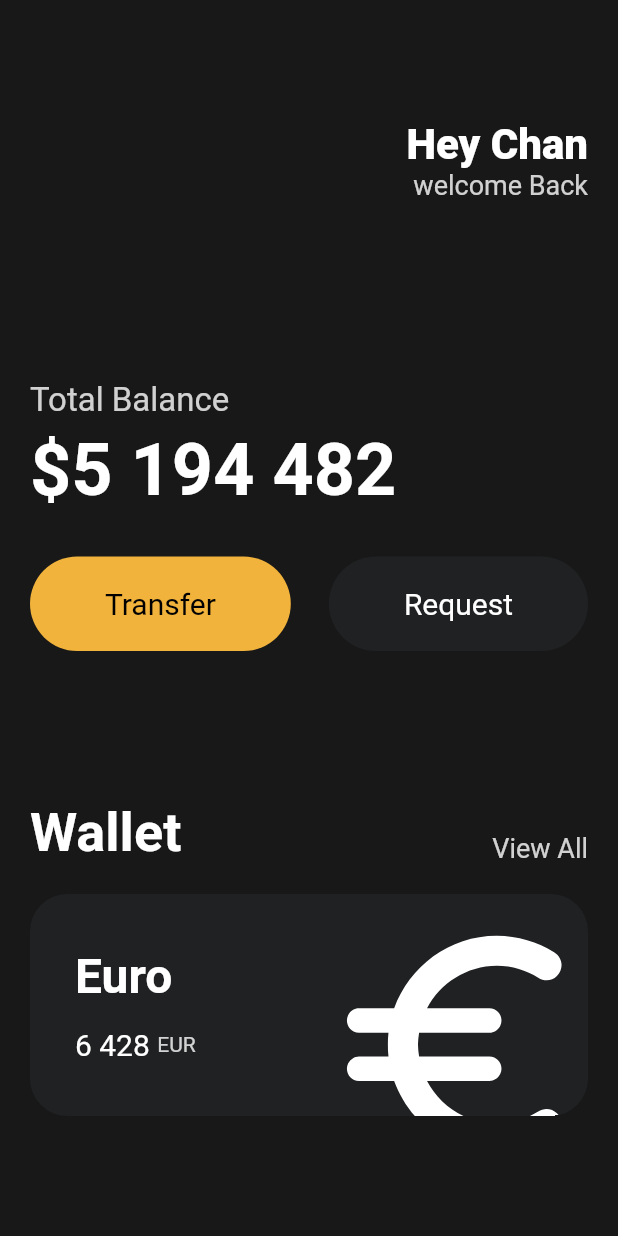
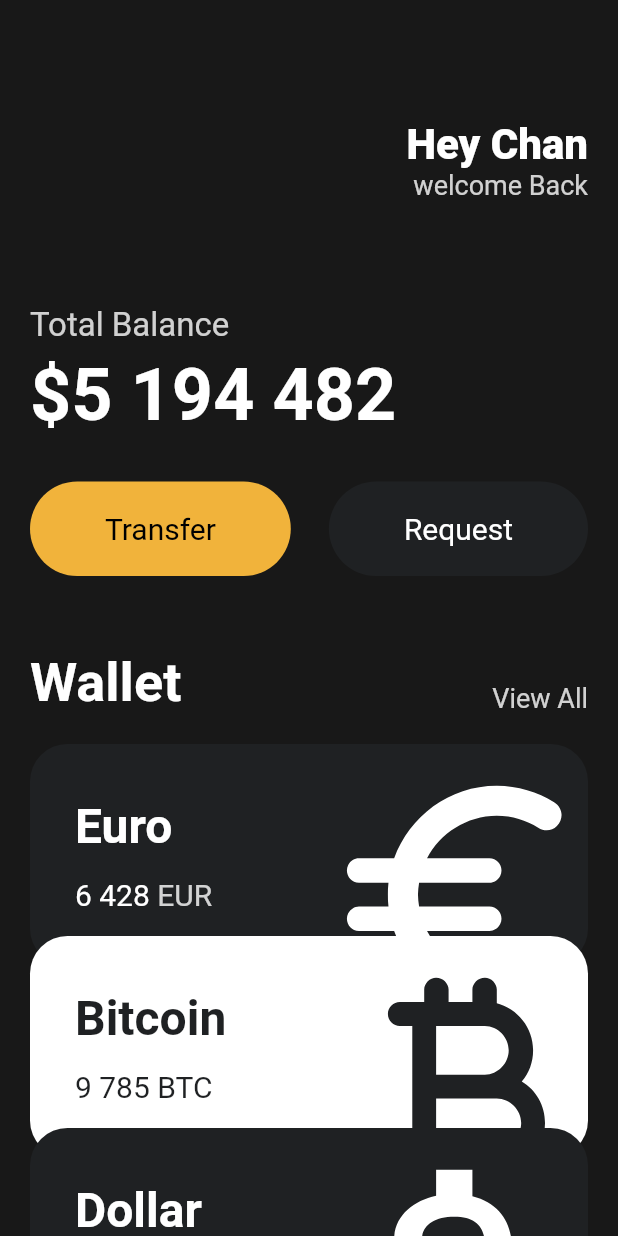
Before and after one commit to seochan99/FlutterSystem, a Flutter app: the screen it shows after launch, on a phone screen of 412 x 824 dp. Run offline on Flutter 3.47's test engine with Material 2 defaults, Android fonts, the phone set to English and light mode, and no system bars.

Commit message:
feat : 3.8 Reusable Cards

```diff
--- a/toonflix/lib/main.dart
+++ b/toonflix/lib/main.dart
@@ -1,5 +1,6 @@
 import 'package:flutter/material.dart';
 import 'package:toonflix/widgets/Button.dart';
+import 'package:toonflix/widgets/currency_card.dart';
 
 class Player {
   String? name;
@@ -19,7 +20,8 @@
     return MaterialApp(
       home: Scaffold(
         backgroundColor: const Color(0xFF181818),
-        body: Padding(
+        body: SingleChildScrollView(
+          child: Padding(
             padding: const EdgeInsets.symmetric(horizontal: 20),
             child: Column(
               crossAxisAlignment: CrossAxisAlignment.start,
@@ -54,7 +56,7 @@
                 ),
                 // 두번째 자식
                 const SizedBox(
-                height: 120,
+                  height: 70,
                 ),
                 // 세번째 자식
                 Text(
@@ -95,7 +97,7 @@
                   ],
                 ),
                 const SizedBox(
-                height: 100,
+                  height: 50,
                 ),
                 Row(
                   crossAxisAlignment: CrossAxisAlignment.end,
@@ -121,67 +123,35 @@
                 const SizedBox(
                   height: 20,
                 ),
-              Container(
-                // overflow 됐을때 어떻게 하는지 설정하는 ClipBehavior
-                clipBehavior: Clip.hardEdge,
-                decoration: BoxDecoration(
-                  color: const Color(0xFF1F2123),
-                  borderRadius: BorderRadius.circular(25),
+                const CurrencyCard(
+                  name: "Euro",
+                  code: "EUR",
+                  amount: "6 428",
+                  icon: Icons.euro_rounded,
+                  isInverted: false,
                 ),
-                child: Padding(
-                  // padding
-                  padding: const EdgeInsets.all(30),
-                  child: Row(
-                    mainAxisAlignment: MainAxisAlignment.spaceBetween,
-                    children: [
-                      Column(
-                          crossAxisAlignment: CrossAxisAlignment.start,
-                          children: [
-                            const Text(
-                              "Euro",
-                              style: TextStyle(
-                                color: Colors.white,
-                                fontSize: 32,
-                                fontWeight: FontWeight.w600,
+                Transform.translate(
+                  offset: const Offset(0, -20),
+                  child: const CurrencyCard(
+                    name: "Bitcoin",
+                    code: "BTC",
+                    amount: "9 785",
+                    icon: Icons.currency_bitcoin_rounded,
+                    isInverted: true,
                   ),
                 ),
-                            const SizedBox(
-                              height: 15,
-                            ),
-                            Row(
-                              children: [
-                                const Text(
-                                  '6 428',
-                                  style: TextStyle(
-                                    color: Colors.white,
-                                    fontSize: 20,
+                Transform.translate(
+                  offset: const Offset(0, -40),
+                  child: const CurrencyCard(
+                    name: "Dollar",
+                    code: "USD",
+                    amount: "428",
+                    icon: Icons.attach_money_outlined,
+                    isInverted: false,
                   ),
                 ),
-                                const SizedBox(
-                                  width: 5,
-                                ),
-                                Text("EUR",
-                                    style: TextStyle(
-                                      color: Colors.white.withOpacity(0.8),
-                                    )),
-                              ],
-                            )
-                          ]),
-                      Transform.scale(
-                          scale: 2.2,
-                          child: Transform.translate(
-                            offset: const Offset(-5, 12),
-                            child: const Icon(
-                              Icons.euro_rounded,
-                              color: Colors.white,
-                              size: 88,
-                            ),
-                          ))
               ],
             ),
-                ),
-              )
-            ],
           ),
         ),
       ),
--- /dev/null
+++ b/toonflix/lib/widgets/currency_card.dart
@@ -0,0 +1,85 @@
+import 'package:flutter/material.dart';
+
+class CurrencyCard extends StatelessWidget {
+  final String name, code, amount;
+  final IconData icon;
+  final bool isInverted;
+
+// 검정색
+// _ : private
+  final _blackColor = const Color(0xFF1F2123);
+
+  const CurrencyCard({
+    super.key,
+    required this.name,
+    required this.code,
+    required this.amount,
+    required this.icon,
+    required this.isInverted,
+  });
+
+  @override
+  Widget build(BuildContext context) {
+    return Container(
+      // overflow 됐을때 어떻게 하는지 설정하는 ClipBehavior
+      clipBehavior: Clip.hardEdge,
+      decoration: BoxDecoration(
+        color: isInverted ? Colors.white : _blackColor,
+        borderRadius: BorderRadius.circular(25),
+      ),
+      child: Padding(
+        // padding
+        padding: const EdgeInsets.all(30),
+        child: Row(
+          mainAxisAlignment: MainAxisAlignment.spaceBetween,
+          children: [
+            Column(crossAxisAlignment: CrossAxisAlignment.start, children: [
+              Text(
+                name,
+                style: TextStyle(
+                  color: isInverted ? _blackColor : Colors.white,
+                  fontSize: 32,
+                  fontWeight: FontWeight.w600,
+                ),
+              ),
+              const SizedBox(
+                height: 15,
+              ),
+              Row(
+                children: [
+                  Text(
+                    amount,
+                    style: TextStyle(
+                      color: isInverted ? _blackColor : Colors.white,
+                      fontSize: 20,
+                    ),
+                  ),
+                  const SizedBox(
+                    width: 5,
+                  ),
+                  Text(code,
+                      style: TextStyle(
+                        color: isInverted
+                            ? _blackColor
+                            : Colors.white.withOpacity(0.8),
+                        fontSize: 20,
+                      )),
+                ],
+              )
+            ]),
+            Transform.scale(
+                scale: 2.2,
+                child: Transform.translate(
+                  offset: const Offset(-5, 12),
+                  child: Icon(
+                    icon,
+                    color: isInverted ? _blackColor : Colors.white,
+                    size: 88,
+                  ),
+                ))
+          ],
+        ),
+      ),
+    );
+  }
+}
```
Lines whose indentation alone changed are shown as unchanged.
